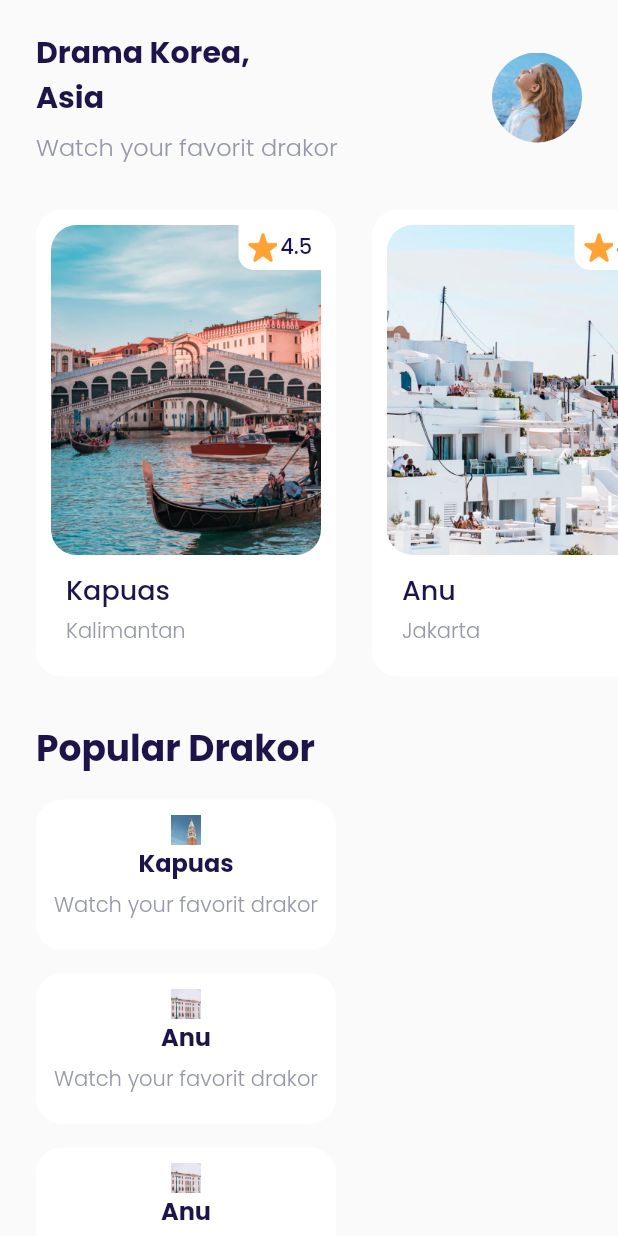
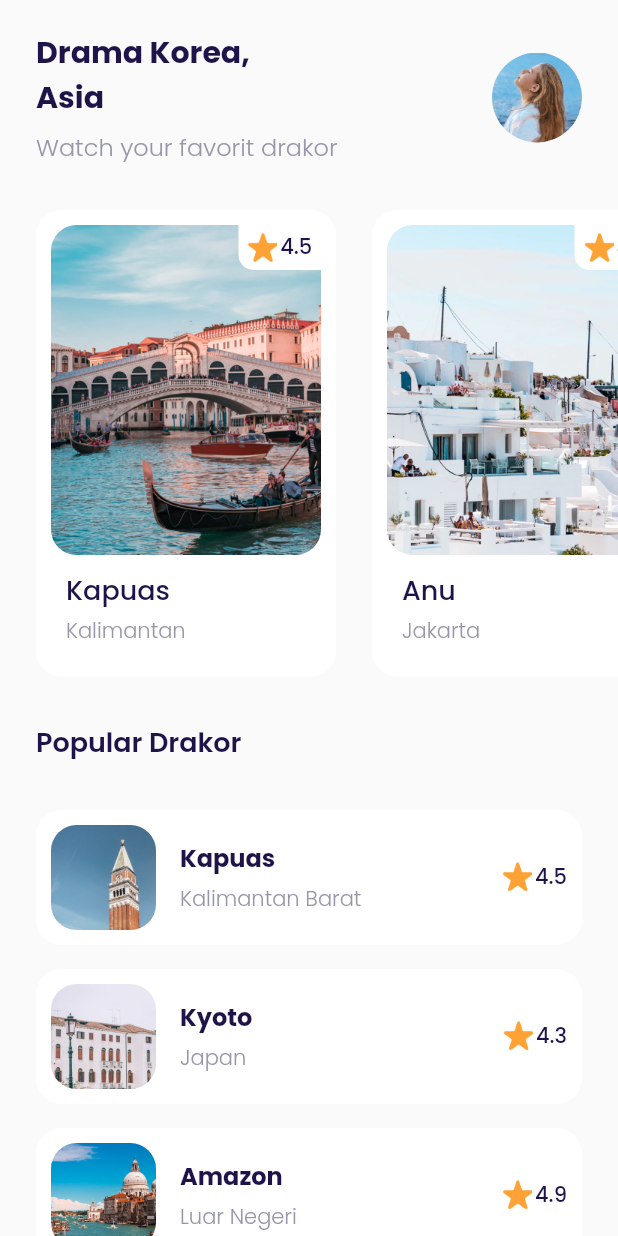
Before and after one commit to willyferry/flutter, a Flutter app: the HomePage screen opened directly, on a phone screen of 412 x 824 dp. Run offline on Flutter 3.47's test engine with Material 2 defaults, Android fonts, the phone set to English and light mode, and no system bars; our stand-ins replace google_fonts.

Commit message:
update container card

```diff
--- a/lib/ui/pages/home_page.dart
+++ b/lib/ui/pages/home_page.dart
@@ -1,4 +1,5 @@
 import 'package:airplane/ui/widgets/card_carousel.dart';
+import 'package:airplane/ui/widgets/card_container.dart';
 import 'package:flutter/material.dart';
 import 'package:airplane/shared/theme.dart';
 
@@ -74,80 +75,29 @@ class HomePage extends StatelessWidget {
                 title: "Anu",
                 subtitle: "Jakarta",
                 imagePath: "assets/image_destination2.png",
-                score: "4.5",
+                score: "4.2",
               ),
               CardCarousel(
                 title: "Sorewa",
                 subtitle: "Japan",
                 imagePath: "assets/image_destination3.png",
-                score: "4.5",
+                score: "4.6",
               ),
               CardCarousel(
                 title: "Aree",
                 subtitle: "Kyoto",
                 imagePath: "assets/image_destination4.png",
-                score: "4.5",
+                score: "5.0",
               ),
               CardCarousel(
                 title: "Kono wa",
                 subtitle: "China",
                 imagePath: "assets/image_destination5.png",
-                score: "4.5",
+                score: "3.5",
               ),
             ],
           ),
         ),
-      );
-    }
-
-    Widget cardContainer(imagePath, title) {
-      return Row(
-        children: [
-          Container(
-              width: 200,
-              height: 100,
-              padding: const EdgeInsets.all(10),
-              margin: const EdgeInsets.only(bottom: 16),
-              decoration: BoxDecoration(
-                color: kWhiteColor,
-                borderRadius: BorderRadius.circular(defaultRadius),
-              ),
-              child: Column(
-                children: [
-                  Container(
-                    width: 20,
-                    height: 20,
-                    decoration: BoxDecoration(
-                      image: DecorationImage(
-                        image: AssetImage(imagePath),
-                      ),
-                    ),
-                  ),
-                  Column(
-                    children: [
-                      Text(
-                        title,
-                        style: blackTextStyle.copyWith(
-                          fontSize: 16,
-                          fontWeight: bold,
-                        ),
-                      ),
-                      const SizedBox(
-                        height: 6,
-                      ),
-                      Text(
-                        'Watch your favorit drakor',
-                        style: greyTextStyle.copyWith(
-                          fontSize: 14,
-                          fontWeight: light,
-                        ),
-                        overflow: TextOverflow.ellipsis,
-                      ),
-                    ],
-                  )
-                ],
-              )),
-        ],
       );
     }
 
@@ -157,6 +107,7 @@ class HomePage extends StatelessWidget {
             top: 30,
             left: defaultMargin,
             right: defaultMargin,
+            bottom: 140,
           ),
           child: Column(
             crossAxisAlignment: CrossAxisAlignment.start,
@@ -164,17 +115,37 @@ class HomePage extends StatelessWidget {
               Text(
                 'Popular Drakor',
                 style: blackTextStyle.copyWith(
-                  fontSize: 24,
-                  fontWeight: bold,
+                  fontSize: 18,
+                  fontWeight: semiBold,
                 ),
               ),
               const SizedBox(
                 height: 16,
               ),
-              cardContainer("assets/image_photo1.png", "Kapuas"),
-              cardContainer("assets/image_photo2.png", "Anu"),
-              cardContainer("assets/image_photo2.png", "Anu"),
-              cardContainer("assets/image_photo2.png", "Anu"),
+              const CardContainer(
+                title: "Kapuas",
+                subtitle: "Kalimantan Barat",
+                imagePath: "assets/image_photo1.png",
+                rating: "4.5",
+              ),
+              const CardContainer(
+                title: "Kyoto",
+                subtitle: "Japan",
+                imagePath: "assets/image_photo2.png",
+                rating: "4.3",
+              ),
+              const CardContainer(
+                title: "Amazon",
+                subtitle: "Luar Negeri",
+                imagePath: "assets/image_photo3.png",
+                rating: "4.9",
+              ),
+              const CardContainer(
+                title: "Sungai Jawi",
+                subtitle: "Pontianak",
+                imagePath: "assets/image_photo3.png",
+                rating: "4.4",
+              ),
             ],
           ));
     }
--- /dev/null
+++ b/lib/ui/widgets/card_container.dart
@@ -0,0 +1,92 @@
+import 'package:flutter/material.dart';
+import 'package:airplane/shared/theme.dart';
+
+class CardContainer extends StatelessWidget {
+  final String title;
+  final String subtitle;
+  final String imagePath;
+  final String rating;
+
+  const CardContainer({
+    Key? key,
+    required this.title,
+    required this.subtitle,
+    required this.imagePath,
+    required this.rating,
+  }) : super(key: key);
+
+  @override
+  Widget build(BuildContext context) {
+    return Container(
+      margin: const EdgeInsets.only(
+        top: 16,
+      ),
+      padding: const EdgeInsets.all(10),
+      decoration: BoxDecoration(
+        color: kWhiteColor,
+        borderRadius: BorderRadius.circular(defaultRadius),
+      ),
+      child: Row(
+        children: [
+          Container(
+            width: 70,
+            height: 70,
+            margin: const EdgeInsets.only(right: 16),
+            decoration: BoxDecoration(
+              image: DecorationImage(
+                fit: BoxFit.cover,
+                image: AssetImage(imagePath),
+              ),
+              borderRadius: BorderRadius.circular(defaultRadius),
+            ),
+          ),
+          Expanded(
+            child: Column(
+              crossAxisAlignment: CrossAxisAlignment.start,
+              children: [
+                Text(
+                  title,
+                  style: blackTextStyle.copyWith(
+                    fontSize: 16,
+                    fontWeight: bold,
+                  ),
+                ),
+                const SizedBox(
+                  height: 5,
+                ),
+                Text(
+                  subtitle,
+                  style: greyTextStyle.copyWith(
+                    fontWeight: light,
+                  ),
+                ),
+              ],
+            ),
+          ),
+          Row(
+            mainAxisAlignment: MainAxisAlignment.center,
+            crossAxisAlignment: CrossAxisAlignment.start,
+            children: [
+              Container(
+                width: 20,
+                height: 20,
+                margin: const EdgeInsets.only(right: 2),
+                decoration: const BoxDecoration(
+                  image: DecorationImage(
+                    image: AssetImage('assets/icon_star.png'),
+                  ),
+                ),
+              ),
+              Text(
+                rating,
+                style: blackTextStyle.copyWith(
+                  fontWeight: medium,
+                ),
+              ),
+            ],
+          ),
+        ],
+      ),
+    );
+  }
+}
```
